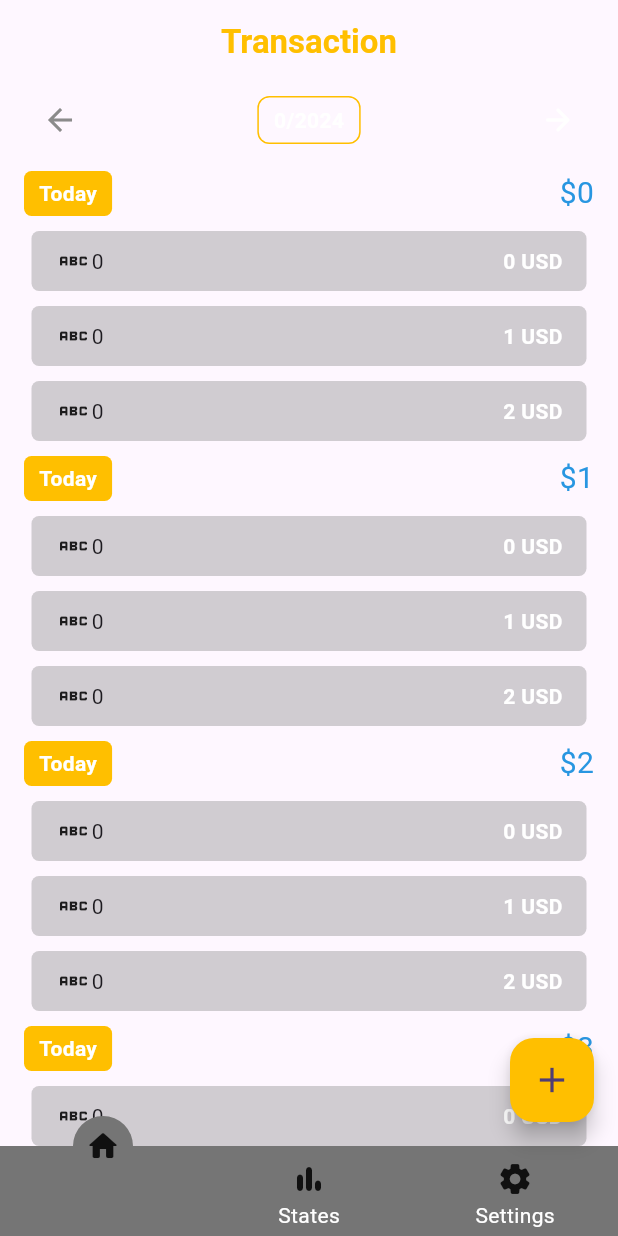
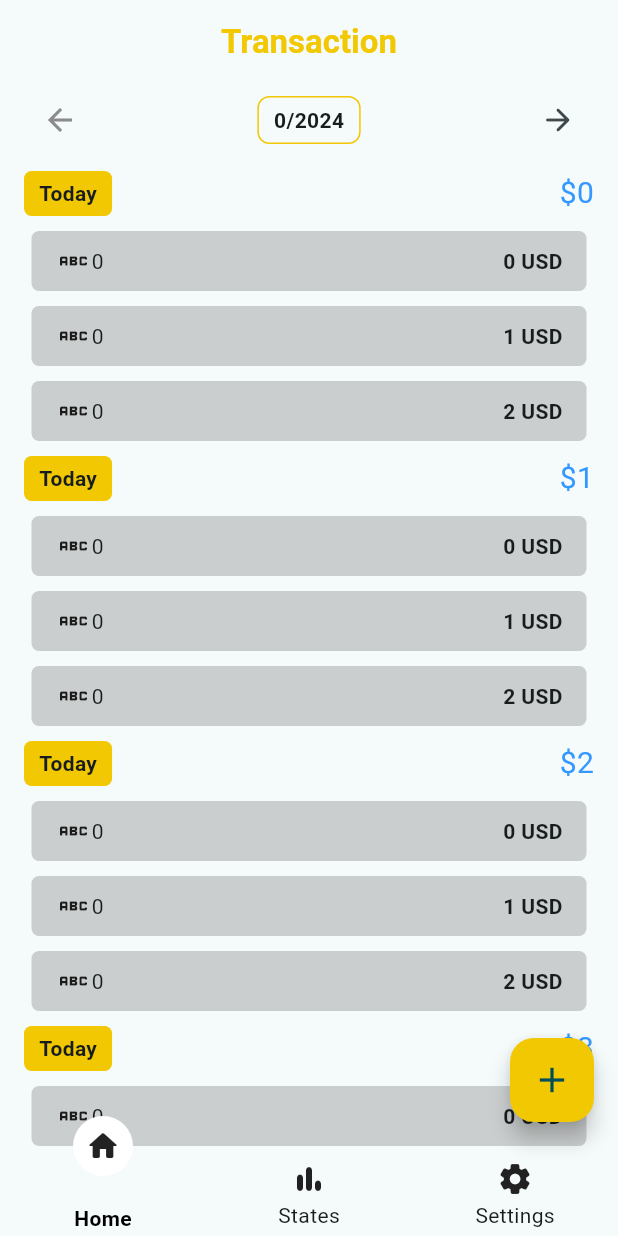
Before and after one commit to DiseirangCHHEUN/expense_tracker_ass, a Flutter app: the screen it shows after launch, after a tap on "Login", on a phone screen of 412 x 824 dp. Run offline on Flutter 3.47's test engine with Material 3 defaults, Android fonts, the phone set to English and light mode, and no system bars; our stand-ins replace get, google_fonts, hive, hive_flutter, icons_plus, image_picker; missing offline and left inert: curved_navigation_bar_with_label; accounts and stored records are empty.

Commit message:
Update theme mode between dark and light mode

```diff
--- a/lib/constants/color_constant.dart
+++ b/lib/constants/color_constant.dart
@@ -1,11 +1,12 @@
 import 'package:flutter/material.dart';
 
 class ColorConstants {
-  static const Color kYellowColor = Color(0xFFFFBF00);
-  static const Color kRedColor = Color(0xFFCC1F00);
+  static const Color kWhitePurpleColor = Color(0xFFD2BBFE);
+  static const Color kYellowColor = Color(0xFFF2C802);
+  static const Color kRedColor = Color(0xFFE04E31);
   static const Color kGreenColor = Color(0xFF4CAF50);
-  static const Color kBlueColor = Color(0xFF2896E1);
+  static const Color kBlueColor = Color(0xFF3398FF);
   static const Color kWhiteColor = Color(0xFFFFFFFF);
   static const Color kGreyColor = Color(0xFF8B8B8B);
-  static Color? kBackgroundColor = Colors.grey[900];
+  static const Color kBGColor = Color(0xFFFFFFFF);
 }
--- a/lib/constants/style_constant.dart
+++ b/lib/constants/style_constant.dart
@@ -10,9 +10,11 @@ class TextStyleConstant {
   );
   static const TextStyle kTitleSmallTextStyle = TextStyle(
     fontWeight: FontWeight.bold,
+  );
+  static const TextStyle kButtonTextStyle = TextStyle(
+    fontWeight: FontWeight.bold,
     color: ColorConstants.kWhiteColor,
   );
-
   static const TextStyle kSubTitleTextStyle = TextStyle(
     color: ColorConstants.kWhiteColor,
     fontSize: AppSizes.s14,
@@ -49,11 +51,11 @@ ThemeData darkThemeData = ThemeData.dark().copyWith(
           900: Color(0xFFE00E33),
         },
       ),
-      backgroundColor: ColorConstants.kBackgroundColor,
+      backgroundColor: ColorConstants.kBGColor,
     ),
-    scaffoldBackgroundColor: ColorConstants.kBackgroundColor,
+    scaffoldBackgroundColor: ColorConstants.kBGColor,
     appBarTheme: AppBarTheme(
-      backgroundColor: ColorConstants.kBackgroundColor,
+      backgroundColor: ColorConstants.kBGColor,
       elevation: 0,
       foregroundColor: ColorConstants.kWhiteColor,
     ),
--- a/lib/main.dart
+++ b/lib/main.dart
@@ -5,9 +5,7 @@ import 'package:hive_flutter/hive_flutter.dart';
 void main() async {
   WidgetsFlutterBinding.ensureInitialized();
   await Hive.initFlutter();
-  await Hive.openBox('english');
-  await Hive.openBox('notification');
-  await Hive.openBox('thememode');
+  await Hive.openBox('settings');
 
   runApp(MyApp());
 }
--- a/lib/my_app.dart
+++ b/lib/my_app.dart
@@ -23,7 +23,7 @@ class MyApp extends StatelessWidget {
           themeMode: isDark ? ThemeMode.dark : ThemeMode.light,
           darkTheme: isDark ? ThemeData.dark() : ThemeData.light(),
           theme: ThemeData(
-            colorScheme: ColorScheme.fromSeed(seedColor: Colors.deepPurple),
+            colorScheme: ColorScheme.fromSeed(seedColor: Colors.white),
             useMaterial3: true,
           ),
           initialBinding: DashboardBinding(),
--- a/lib/utils/custom_appbar.dart
+++ b/lib/utils/custom_appbar.dart
@@ -5,6 +5,7 @@ import '../constants/color_constant.dart';
 AppBar buildAppBar(
     {required String title, required Widget leading, required Widget actions}) {
   return AppBar(
+    elevation: 0,
     centerTitle: true,
     title: Text(
       title.tr,
--- a/lib/utils/custom_button.dart
+++ b/lib/utils/custom_button.dart
@@ -32,7 +32,7 @@ class CustomButton extends StatelessWidget {
           children: [
             Text(
               buttonText,
-              style: TextStyleConstant.kTitleSmallTextStyle,
+              style: TextStyleConstant.kButtonTextStyle,
             ),
             const SizedBox(width: AppSizes.p10),
             Icon(
--- a/lib/views/dashboard/curved_nav_test.dart
+++ b/lib/views/dashboard/curved_nav_test.dart
@@ -1,5 +1,8 @@
 import 'package:curved_navigation_bar_with_label/nav_custom_painter.dart';
+import 'package:expense_tracker/constants/color_constant.dart';
+import 'package:expense_tracker/views/setting/controller/setting_controller.dart';
 import 'package:flutter/material.dart';
+import 'package:get/get.dart';
 
 typedef LetIndexPage = bool Function(int value);
 
@@ -62,8 +65,10 @@ class CurvedNavigationBarState extends State<CurvedNavigationBar>
     _startingPos = widget.index / _length;
 
     _animationController = AnimationController(vsync: this, value: _pos);
-    _animationController.addListener(() {
-      setState(() {
+    _animationController.addListener(
+      () {
+        setState(
+          () {
             _pos = _animationController.value;
             final endingPos = _endingIndex / widget.items.length;
             final middle = (endingPos + _startingPos) / 2;
@@ -73,8 +78,10 @@ class CurvedNavigationBarState extends State<CurvedNavigationBar>
             }
             _buttonHide =
                 (1 - ((middle - _pos) / (_startingPos - middle)).abs()).abs();
-      });
-    });
+          },
+        );
+      },
+    );
   }
 
   @override
@@ -140,17 +147,25 @@ class CurvedNavigationBarState extends State<CurvedNavigationBar>
                 ),
               ),
             ),
-            CustomPaint(
+            GetBuilder<SettingController>(builder: (controller) {
+              return CustomPaint(
                 painter: NavCustomPainter(
                   startingLoc: _pos,
                   itemsLength: _length,
-                color: Theme.of(context).scaffoldBackgroundColor,
-                textDirection: Directionality.of(context),
+                  // color: ColorConstants.kBGColor,
+                  color: controller.isDarkMode
+                      ? Theme.of(context).scaffoldBackgroundColor
+                      : ColorConstants.kBGColor,
+
+                  // color: Theme.of(context).scaffoldBackgroundColor,
+                  textDirection: TextDirection.ltr,
+                  // textDirection: Directionality.of(context),
                 ),
                 child: Container(
                   height: widget.height,
                 ),
-            ),
+              );
+            }),
             Positioned(
               left: Directionality.of(context) == TextDirection.rtl
                   ? null
@@ -201,9 +216,6 @@ class CurvedNavigationBarState extends State<CurvedNavigationBar>
                                 child: Text(
                                   item.label,
                                   maxLines: 1,
-                                  style: const TextStyle(
-                                    color: Colors.white,
-                                  ),
                                 ),
                               ),
                             ),
@@ -236,13 +248,15 @@ class CurvedNavigationBarState extends State<CurvedNavigationBar>
       }
 
       final newPosition = index / _length;
-      setState(() {
+      setState(
+        () {
           _startingPos = _pos;
           _endingIndex = index;
           _currentIndex = index;
           _animationController.animateTo(newPosition,
               duration: widget.animationDuration, curve: widget.animationCurve);
-      });
+        },
+      );
     }
   }
 }
--- a/lib/views/dashboard/dashboard_view.dart
+++ b/lib/views/dashboard/dashboard_view.dart
@@ -5,6 +5,7 @@ import 'package:expense_tracker/utils/custom_dialog.dart';
 import 'package:expense_tracker/views/dashboard/controller/dashboard_controller.dart';
 import 'package:expense_tracker/views/dashboard/data/dropdown_item.dart';
 import 'package:expense_tracker/views/home/controller/home_controller.dart';
+import 'package:expense_tracker/views/setting/controller/setting_controller.dart';
 import 'package:flutter/material.dart';
 import 'package:get/get.dart';
 
@@ -24,19 +25,25 @@ class DashboardView extends GetView<DashboardController> {
           return dashboardController.page[dashboardController.bottomNavIndex];
         },
       ),
-      bottomNavigationBar: CurvedNavigationBar(
-        animationDuration: const Duration(milliseconds: 500),
-        // buttonLabelColor: ColorConstants.kWhiteColor,
-
+      bottomNavigationBar: GetBuilder<SettingController>(
+        builder: (controller) {
+          return CurvedNavigationBar(
             onTap: (value) {
               dashboardController.changeIndex(value);
             },
-        buttonBackgroundColor: Colors.grey.shade600,
-        backgroundColor: Colors.grey.shade600,
+            animationDuration: const Duration(milliseconds: 500),
+            buttonLabelColor: controller.isDarkMode
+                ? ColorConstants.kWhiteColor
+                : Colors.black,
+            buttonBackgroundColor: controller.isDarkMode
+                ? Colors.grey.shade600
+                : ColorConstants.kWhiteColor,
+            backgroundColor: controller.isDarkMode
+                ? Colors.grey.shade600
+                : Colors.transparent,
             items: [
               CurvedNavigationBarItem(
                 icon: const Icon(Icons.home_rounded),
-
                 label: 'home'.tr,
               ),
               CurvedNavigationBarItem(
@@ -48,6 +55,8 @@ class DashboardView extends GetView<DashboardController> {
                 label: 'setting'.tr,
               ),
             ],
+          );
+        },
       ),
       floatingActionButton: GetBuilder<DashboardController>(
         builder: (context) {
--- a/lib/views/home/widgets/home_header.dart
+++ b/lib/views/home/widgets/home_header.dart
@@ -19,7 +19,7 @@ GetBuilder<HomeController> buildHomeHeader({required int index}) {
               onPressed: () => controller.goPreviouse(),
               color: controller.currentIndex == 0
                   ? ColorConstants.kGreyColor
-                  : ColorConstants.kWhiteColor,
+                  : null,
             ),
             Container(
               padding: const EdgeInsets.symmetric(
@@ -46,7 +46,7 @@ GetBuilder<HomeController> buildHomeHeader({required int index}) {
                 Icons.arrow_forward_rounded,
                 color: controller.currentIndex == controller.pageItem.length - 1
                     ? ColorConstants.kGreyColor
-                    : ColorConstants.kWhiteColor,
+                    : null,
               ),
             ),
           ],
--- a/lib/views/setting/controller/setting_controller.dart
+++ b/lib/views/setting/controller/setting_controller.dart
@@ -79,38 +79,36 @@ class SettingController extends GetxController {
     Get.back();
   }
 
-  final isEnglishBox = Hive.box('english');
-  final isNotificationBox = Hive.box('notification');
-  final isDarkThemeBox = Hive.box('thememode');
+  final settingBox = Hive.box('settings');
 
   void loadSettingsData() async {
-    if (isEnglishBox.get('ENGLISH') != null) {
-      isEnglish = await isEnglishBox.get('ENGLISH');
+    if (settingBox.get('ENGLISH') != null) {
+      isEnglish = await settingBox.get('ENGLISH');
       changeLanguage();
       update();
     }
 
-    if (isNotificationBox.get('NOTIFICATION') != null) {
-      isNotificationOn = await isNotificationBox.get('NOTIFICATION');
+    if (settingBox.get('NOTIFICATION') != null) {
+      isNotificationOn = await settingBox.get('NOTIFICATION');
       update();
     }
-    if (isDarkThemeBox.get('THEMEMODE') != null) {
-      isDarkMode = await isDarkThemeBox.get('THEMEMODE');
+    if (settingBox.get('THEMEMODE') != null) {
+      isDarkMode = await settingBox.get('THEMEMODE');
       print(isDarkMode);
       update();
     }
   }
 
   void updateEnglishLang() {
-    isEnglishBox.put('ENGLISH', isEnglish);
+    settingBox.put('ENGLISH', isEnglish);
   }
 
   void updateNotification() {
-    isNotificationBox.put('NOTIFICATION', isNotificationOn);
+    settingBox.put('NOTIFICATION', isNotificationOn);
   }
 
   void updateThemeMode() {
-    isDarkThemeBox.put('THEMEMODE', isDarkMode);
+    settingBox.put('THEMEMODE', isDarkMode);
   }
 
   void toggleNotification() {
--- a/pubspec.yaml
+++ b/pubspec.yaml
@@ -43,7 +43,7 @@ dependencies:
   icons_plus: ^5.0.0
   path: ^1.9.0
   sqflite: ^2.3.3+1
-  flutter_form_builder: ^9.3.0
+  # flutter_form_builder: ^9.3.0
   flutter_iconpicker: ^3.4.5
   image_picker: ^1.1.2
   permission_handler: ^10.2.0
```
Also changed, not shown: lib/views/category/add_category/add_category.dart (+8 -12 lines), lib/views/category/add_category/controller/add_category_controller.dart (+3 -16 lines), lib/views/setting/setting_view.dart (+8 -10 lines), pubspec.lock. Lines whose indentation alone changed are shown as unchanged.
